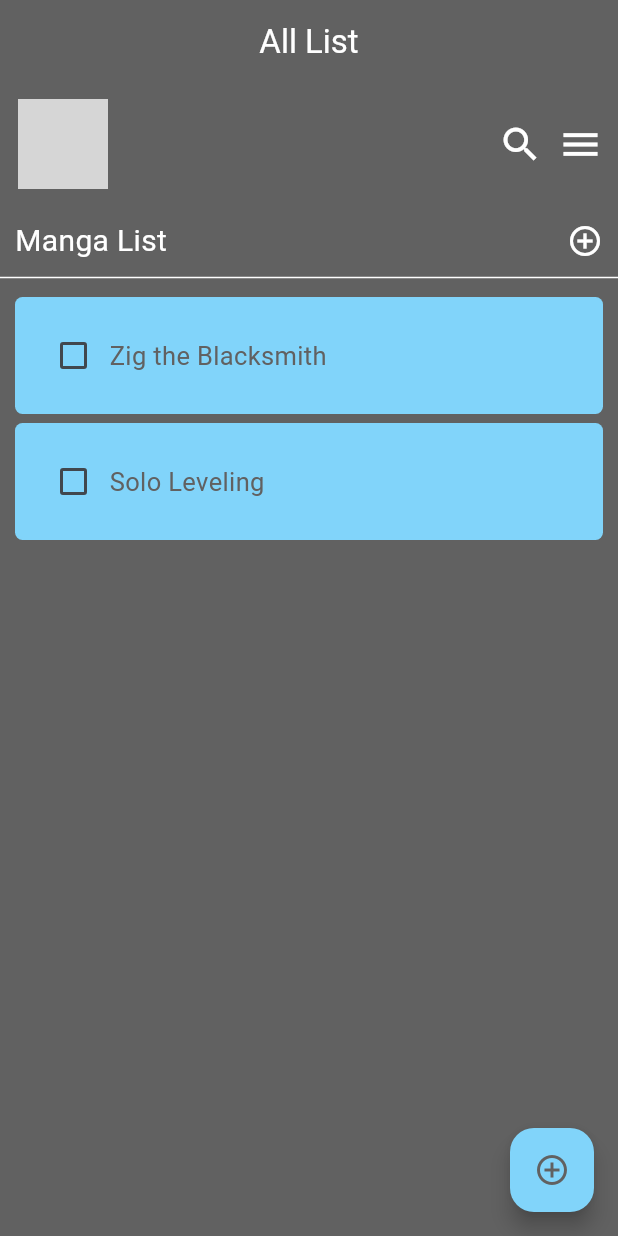
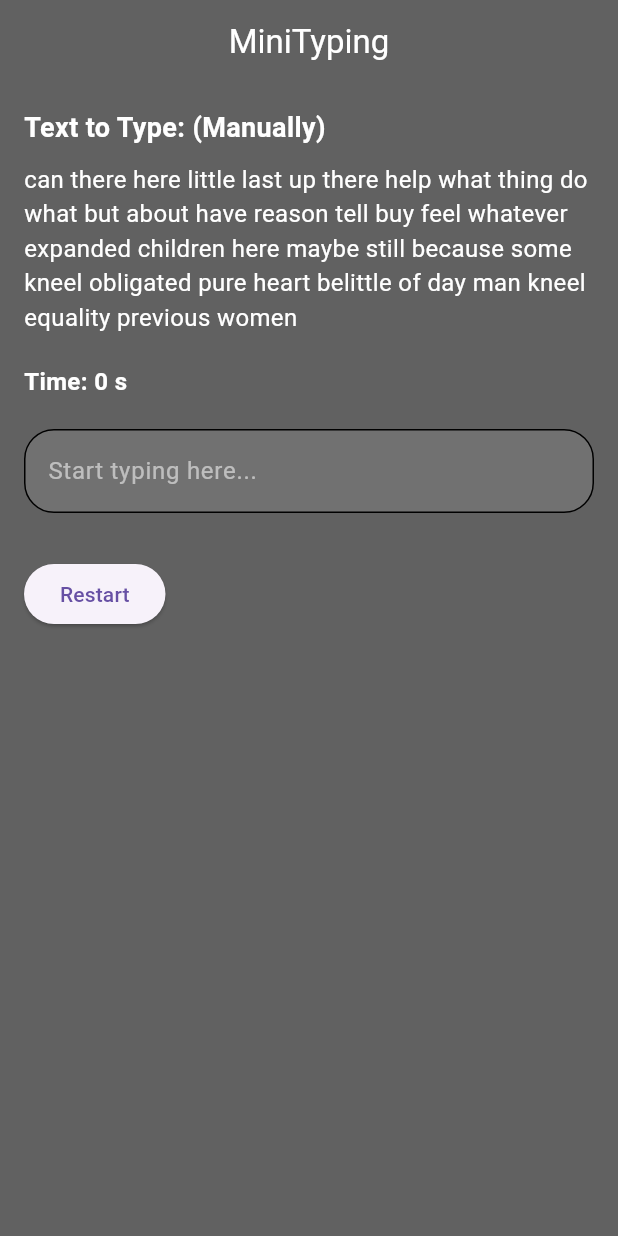
Before and after one commit to DominicGalan/flutter_application_1, a Flutter app: the screen it shows after launch, on a phone screen of 412 x 824 dp. Run offline on Flutter 3.47's test engine with Material 3 defaults, Android fonts, the phone set to English and light mode, and no system bars; drawn by our look-alikes of flutter_slidable; our stand-ins replace flutter_hooks, flutter_riverpod, hooks_riverpod; grey boxes are pictures that could not be loaded.

Commit message:
midterm-act1

```diff
--- /dev/null
+++ b/lib/act1-mid/design_typing.dart
@@ -0,0 +1,104 @@
+import 'package:flutter/material.dart';
+import 'package:flutter_hooks/flutter_hooks.dart';
+import 'package:hooks_riverpod/hooks_riverpod.dart';
+import 'func_typing.dart';
+import 'dart:async';
+
+class TypingScreen extends HookConsumerWidget {
+  const TypingScreen({super.key});
+
+  @override
+  Widget build(BuildContext context, WidgetRef ref) {
+    final text = ref.watch(textProvider);
+    final userInput = ref.watch(userInputProvider);
+    final timer = ref.watch(timerProvider);
+    final isRunning = ref.watch(timerRunningProvider);
+    final timerNotifier = ref.read(timerProvider.notifier);
+    final userInputNotifier = ref.read(userInputProvider.notifier);
+    final timerRunningNotifier = ref.read(timerRunningProvider.notifier);
+    final textController = useTextEditingController();
+
+    useEffect(() {
+      Timer? countdown;
+      if (isRunning) {
+        countdown = Timer.periodic(Duration(seconds: 1), (timer) {
+          ref.read(timerProvider.notifier).state++;
+        });
+      }
+      return () => countdown?.cancel();
+    }, [isRunning]);
+
+    void checkCompletion(String input) {
+      userInputNotifier.state = input;
+      if (!isRunning) {
+        timerRunningNotifier.state = true;
+      }
+      if (input == text) {
+        timerRunningNotifier.state = false;
+      }
+    }
+
+    void restartTyping() {
+      timerNotifier.state = 0;
+      userInputNotifier.state = "";
+      textController.clear();
+      timerRunningNotifier.state = false;
+    }
+
+    return Scaffold(
+      backgroundColor: Colors.grey[700],
+      appBar: AppBar(
+        title: Text("MiniTyping", style: TextStyle(color: Colors.white)),
+        centerTitle: true,
+        backgroundColor: Colors.grey[700],
+      ),
+      body: Padding(
+        padding: const EdgeInsets.all(16.0),
+        child: Column(
+          crossAxisAlignment: CrossAxisAlignment.start,
+          children: [
+            Text(
+              "Text to Type: (Manually)",
+              style: TextStyle(fontSize: 18, fontWeight: FontWeight.bold, color: Colors.white),
+            ),
+            SizedBox(height: 10),
+            Text(text, style: TextStyle(fontSize: 16, color: Colors.white)),
+            SizedBox(height: 20),
+            Text("Time: $timer s",
+                style: TextStyle(fontSize: 16, fontWeight: FontWeight.bold, color: Colors.white)),
+            SizedBox(height: 20),
+            TextField(
+              controller: textController,
+              keyboardType: TextInputType.multiline,
+              maxLines: null,
+              style: TextStyle(color: Colors.white),
+              onChanged: checkCompletion,
+              enabled: isRunning || userInput != text,
+              decoration: InputDecoration(
+                border: OutlineInputBorder(),
+                hintText: "Start typing here...",
+                hintStyle: TextStyle(color: Colors.white54),
+                filled: true,
+                fillColor: Colors.white10,
+                enabledBorder: OutlineInputBorder(
+                  borderRadius: BorderRadius.circular(20),
+                ),
+                focusedBorder: OutlineInputBorder(
+                  borderRadius: BorderRadius.circular(20),
+                ),
+              ),
+            ),
+            SizedBox(height: 20),
+            if (userInput == text)
+              Text("Completed in $timer seconds!", style: TextStyle(fontSize: 18, color: Colors.green)),
+            SizedBox(height: 10),
+            ElevatedButton(
+              onPressed: restartTyping,
+              child: Text("Restart"),
+            ),
+          ],
+        ),
+      ),
+    );
+  }
+}
--- /dev/null
+++ b/lib/act1-mid/func_typing.dart
@@ -0,0 +1,6 @@
+import 'package:hooks_riverpod/hooks_riverpod.dart';
+
+final textProvider = Provider<String>((ref) => "can there here little last up there help what thing do what but about have reason tell buy feel whatever expanded children here maybe still because some kneel obligated pure heart belittle of day man kneel equality previous women");
+final timerProvider = StateProvider<int>((ref) => 0);
+final userInputProvider = StateProvider<String>((ref) => "");
+final timerRunningProvider = StateProvider<bool>((ref) => false);
--- a/lib/main.dart
+++ b/lib/main.dart
@@ -1,23 +1,20 @@
 import 'package:flutter/material.dart';
-import 'package:flutter_application_1/design/design_main.dart';
+import 'package:flutter_application_1/act1-mid/design_typing.dart';
+import 'package:flutter_riverpod/flutter_riverpod.dart';
+
 
 void main() {
-  runApp(const MyApp());
-}
+  runApp(ProviderScope(child: TypingApp()));
+  }
 
-class MyApp extends StatelessWidget {
-  const MyApp({super.key});
+class TypingApp extends StatelessWidget {
+  const TypingApp({super.key});
 
   @override
   Widget build(BuildContext context) {
     return MaterialApp(
-      title: 'Prelims',
-      theme: ThemeData(
-        colorScheme: ColorScheme.fromSeed(seedColor: Colors.lightBlue),
-        useMaterial3: true,
-      ),
       debugShowCheckedModeBanner: false,
-      home: AllList(),
+      home: TypingScreen(),
     );
   }
 }
```
Also changed, not shown: pubspec.yaml (+8 -0 lines), pubspec.lock.
